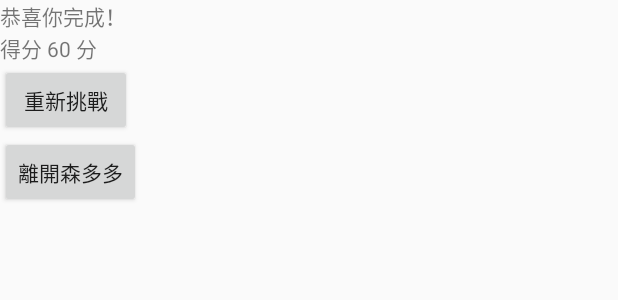
After one commit to k801030/IntroToForest, an Android app: the layout dialog_ending.xml on its own in the app's theme, with its tools: preview values and no code run, on a phone screen of 412 x 824 dp. The commit adds this screen. Shown: the top 300 px of the screen. Run offline under Robolectric (Android 15) with nearby library versions, the phone set to English and light mode, and no system bars.

Commit message:
create basic dialog view

```diff
--- /dev/null
+++ b/app/src/main/res/layout/dialog_ending.xml
@@ -0,0 +1,29 @@
+<?xml version="1.0" encoding="utf-8"?>
+<LinearLayout xmlns:android="http://schemas.android.com/apk/res/android"
+    android:orientation="vertical" android:layout_width="match_parent"
+    android:layout_height="match_parent">
+
+    <TextView
+        android:id="@+id/title"
+        android:layout_width="wrap_content"
+        android:layout_height="wrap_content"
+        android:text="@string/dialog.ending.title"/>
+
+    <TextView
+        android:id="@+id/content"
+        android:layout_width="wrap_content"
+        android:layout_height="wrap_content"
+        android:text="@string/dialog.ending.content"/>
+
+    <Button
+        android:id="@+id/restart_btn"
+        android:layout_width="wrap_content"
+        android:layout_height="wrap_content"
+        android:text="@string/dialog.ending.restart_btn"/>
+
+    <Button
+        android:id="@+id/quit_btn"
+        android:layout_width="wrap_content"
+        android:layout_height="wrap_content"
+        android:text="@string/dialog.ending.quit_btn"/>
+</LinearLayout>
--- a/app/src/main/res/values/strings.xml
+++ b/app/src/main/res/values/strings.xml
@@ -4,4 +4,10 @@
 
 
     <string name="fragment.play.start">開始</string>
+
+
+    <string name="dialog.ending.title">恭喜你完成！</string>
+    <string name="dialog.ending.content">得分 60 分</string>
+    <string name="dialog.ending.restart_btn">重新挑戰</string>
+    <string name="dialog.ending.quit_btn">離開森多多</string>
 </resources>
```
